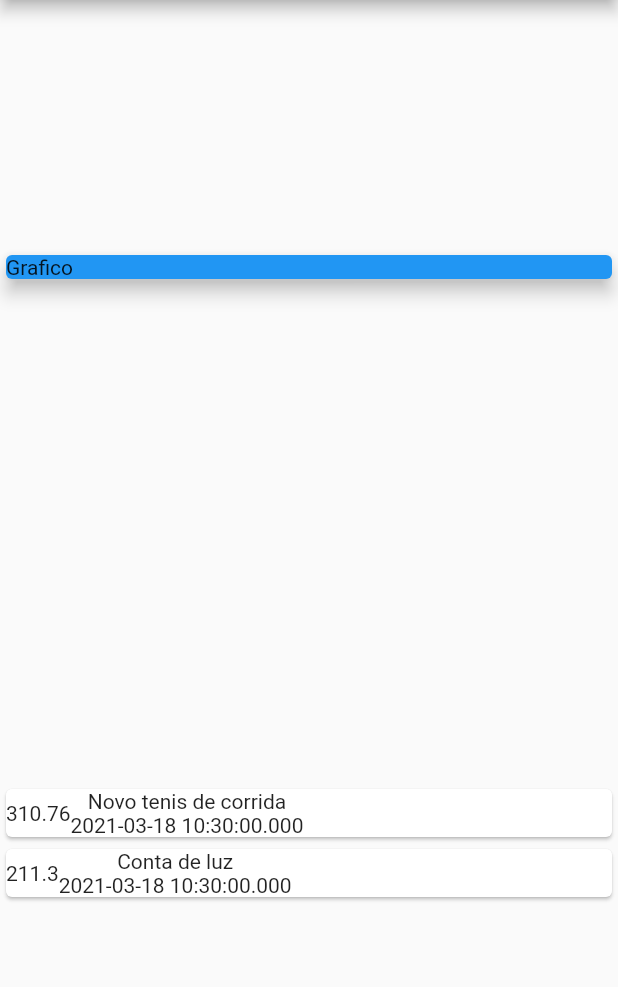
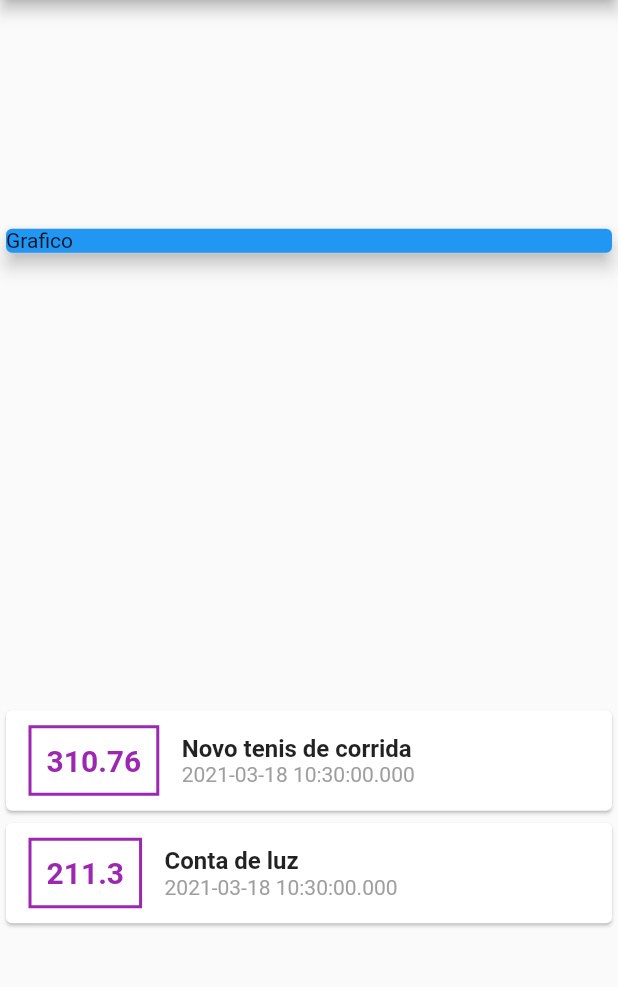
Before and after one commit to stanleysouza/despesas, a Flutter app: the screen it shows after launch, on a phone screen of 412 x 824 dp, the part 84-1071 px from its top. Run offline on Flutter 3.47's test engine with Material 2 defaults, Android fonts, the phone set to English and light mode, and no system bars.

Commit message:
alterado o main.dart
adicionado estilo no meu app

```diff
--- a/lib/main.dart
+++ b/lib/main.dart
@@ -1,4 +1,5 @@
 import 'package:despesas/trasaction.dart';
+import 'package:flutter/cupertino.dart';
 import 'package:flutter/material.dart';
 
 main() => runApp(ExpensesApp());
@@ -52,12 +53,42 @@ class MyHomePage extends StatelessWidget {
                 child: Row(
                   children: <Widget>[
                     Container(
-                      child: Text(tr.value.toString()),
+                      margin: EdgeInsets.symmetric(
+                        horizontal: 15,
+                        vertical: 10,
+                      ),
+                      decoration: BoxDecoration(
+                        border: Border.all(
+                          color: Colors.purple,
+                          width: 2,
+                        ),
+                      ),
+                      padding: EdgeInsets.all(10),
+                      child: Text(
+                        tr.value.toString(),
+                        style: TextStyle(
+                          fontWeight: FontWeight.bold,
+                          fontSize: 20,
+                          color: Colors.purple,
+                        ),
+                      ),
                     ),
                     Column(
+                      crossAxisAlignment: CrossAxisAlignment.start,
                       children: <Widget>[
-                        Text(tr.title),
-                        Text(tr.date.toString()),
+                        Text(
+                          tr.title,
+                          style: TextStyle(
+                            fontSize: 16,
+                            fontWeight: FontWeight.bold,
+                          ),
+                        ),
+                        Text(
+                          tr.date.toString(),
+                          style: TextStyle(
+                            color: Colors.grey,
+                          ),
+                        ),
                       ],
                     ),
                   ],
```
